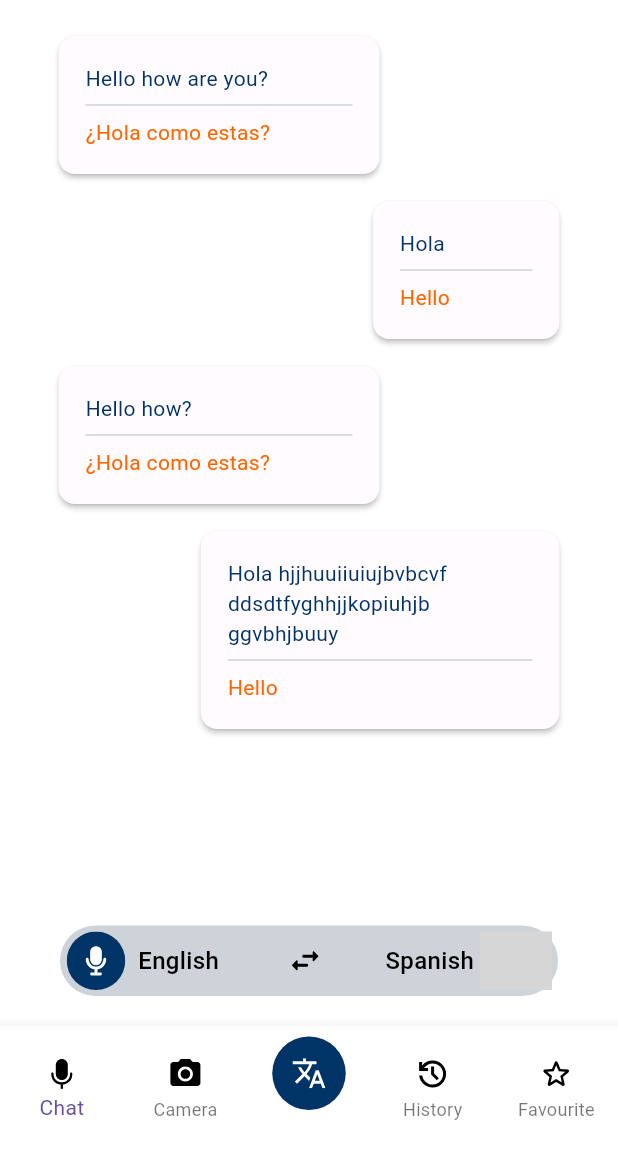
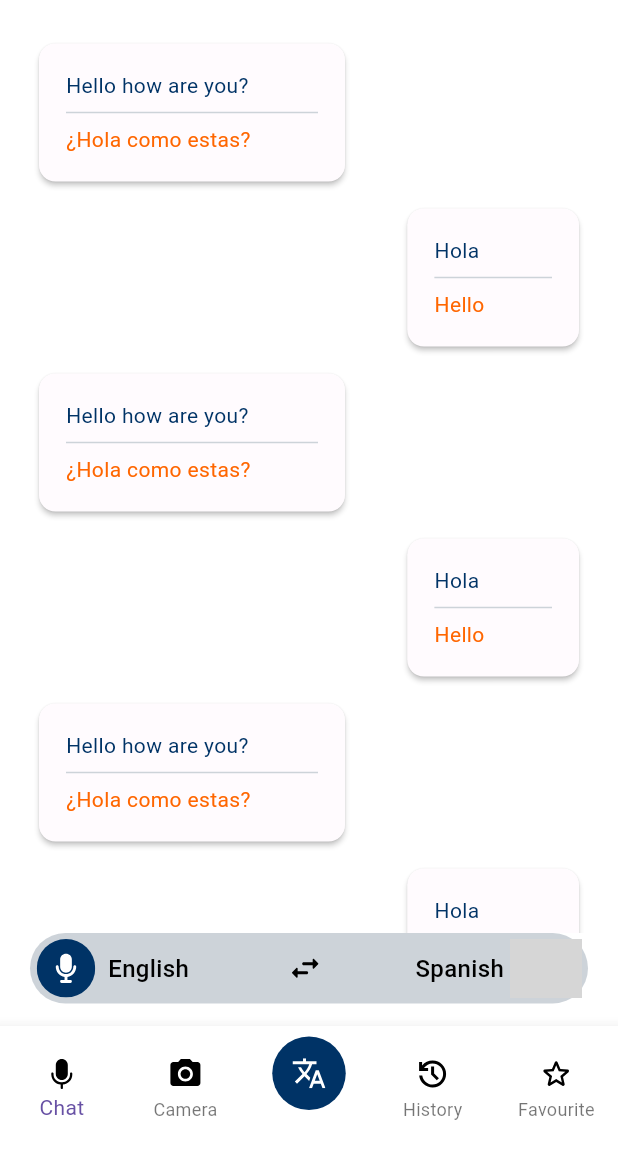
Before and after one commit to DamisolaT/sca-translator-app, a Flutter app: the HomePage screen opened by its route, on a phone screen of 412 x 824 dp, the part 84-1236 px from its top. Run offline on Flutter 3.47's test engine with Material 3 defaults, Android fonts, the phone set to English and light mode, and no system bars; our stand-ins replace flutter_svg; project files that could hold a hidden picture were left out; grey boxes are pictures that could not be loaded.

```diff
--- a/lib/core/utils/images.dart
+++ b/lib/core/utils/images.dart
@@ -2,12 +2,15 @@ class AppImages {
   static const String basePath = 'assets/images/';
   static const String format = '.png';
   static const String previewImg = '${basePath}preview_img$format';
+  static const String splashBgImage = '${basePath}splashBg$format';
   static const String ratingImage = '${basePath}img.png';
+  static const String splashLoadingPng = '${basePath}loading$format';
 }
 
 class AppIcons {
   static const String basePath = 'assets/icons/';
   static const String format = '.svg';
+  static const String appLogo = '${basePath}logo$format';
   static const String menuLogo = '${basePath}menu$format';
   static const String engLogo = '${basePath}eng$format';
   static const String arLogo = '${basePath}ar$format';
@@ -29,4 +32,5 @@ class AppIcons {
   static const String flashOffIcon = '${basePath}flash_off$format';
   static const String englishMicIcon = '${basePath}englishMic$format';
   static const String spanishMicIcon = '${basePath}spanishMic$format';
+  static const String splashLoading = '${basePath}splash_loading$format';
 }
--- a/lib/features/screens/camera_translation/camera_translation_screen.dart
+++ b/lib/features/screens/camera_translation/camera_translation_screen.dart
@@ -35,13 +35,13 @@ class _CameraTranslationScreenState extends State<CameraTranslationScreen> {
         ),
         body: SafeArea(
             child: Padding(
-          padding: const EdgeInsets.all(22.0),
+          padding: const EdgeInsets.symmetric(vertical: 22.0),
           child: Column(
             mainAxisAlignment: MainAxisAlignment.spaceBetween,
             children: [
               EnglishSpanishContainer(englishImage: AppIcons.engLogo, spanishImage: AppIcons.spanLogo,),
               Padding(
-                padding: const EdgeInsets.symmetric(vertical: 10.0, horizontal: 20.0),
+                padding: const EdgeInsets.symmetric(vertical: 10.0, horizontal: 60.0),
                 child: Row(
                   mainAxisAlignment: MainAxisAlignment.spaceBetween,
                   crossAxisAlignment: CrossAxisAlignment.center,
--- a/lib/features/screens/home/home_screen.dart
+++ b/lib/features/screens/home/home_screen.dart
@@ -61,7 +61,6 @@ class HomeScreen extends StatelessWidget {
     );
   }
 }
-
 class EnglishSpanishContainer extends StatelessWidget {
   const EnglishSpanishContainer({
     super.key,
--- a/lib/features/screens/voice_conversation/voice_conversation_screen.dart
+++ b/lib/features/screens/voice_conversation/voice_conversation_screen.dart
@@ -23,15 +23,17 @@ class _VoiceConversationScreenState extends State<VoiceConversationScreen> {
       },
       {"text": "Hola", "translation": "Hello", "isSender": true},
       {
-        "text": "Hello how?",
+        "text": "Hello how are you?",
         "translation": "¿Hola como estas?",
         "isSender": false
       },
+      {"text": "Hola", "translation": "Hello", "isSender": true},
       {
-        "text": "Hola hjjhuuiiuiujbvbcvfddsdtfyghhjjkopiuhjb ggvbhjbuuy",
-        "translation": "Hello",
-        "isSender": true
+        "text": "Hello how are you?",
+        "translation": "¿Hola como estas?",
+        "isSender": false
       },
+      {"text": "Hola", "translation": "Hello", "isSender": true},
     ];
 
     return Scaffold(
@@ -54,17 +56,16 @@ class _VoiceConversationScreenState extends State<VoiceConversationScreen> {
       ),
       body: SafeArea(
         child: Padding(
-          padding: const EdgeInsets.all(20.0),
+          padding: const EdgeInsets.only(top: 10.0, bottom: 15.0),
           child: Column(
             crossAxisAlignment: CrossAxisAlignment.stretch,
             mainAxisAlignment: MainAxisAlignment.spaceBetween,
             children: [
               Expanded(
                 child: ListView.separated(
-                  padding: const EdgeInsets.symmetric(horizontal: 15),
+                  padding: const EdgeInsets.symmetric(horizontal: 22, vertical: 15),
                   itemCount: messages.length,
-                  separatorBuilder: (context, index) =>
-                      SizedBox(height: 10),
+                  separatorBuilder: (context, index) => SizedBox(height: 10),
                   itemBuilder: (context, index) {
                     final message = messages[index];
                     return VoiceCard(
@@ -75,7 +76,6 @@ class _VoiceConversationScreenState extends State<VoiceConversationScreen> {
                   },
                 ),
               ),
-              SizedBox(height: 15,),
               EnglishSpanishContainer(
                 englishImage: AppIcons.englishMicIcon,
                 spanishImage: AppIcons.spanishMicIcon,
@@ -123,7 +123,7 @@ class VoiceCard extends StatelessWidget {
                 crossAxisAlignment: CrossAxisAlignment.start,
                 children: [
                   Padding(
-                    padding: const EdgeInsets.only(right: 55.0),
+                    padding: const EdgeInsets.only(right: 45.0),
                     child: Text(
                       message,
                       style: TextStyle(
@@ -136,7 +136,7 @@ class VoiceCard extends StatelessWidget {
                   ),
                   Divider(color: AppColors.grey),
                   Padding(
-                    padding: const EdgeInsets.only(right: 55.0),
+                    padding: const EdgeInsets.only(right: 45.0),
                     child: Text(
                       translation,
                       style: TextStyle(color: AppColors.orange, fontSize: 14),
```
Also changed, not shown: lib/features/screens/splash/splash_screen.dart (+60 -2 lines).
